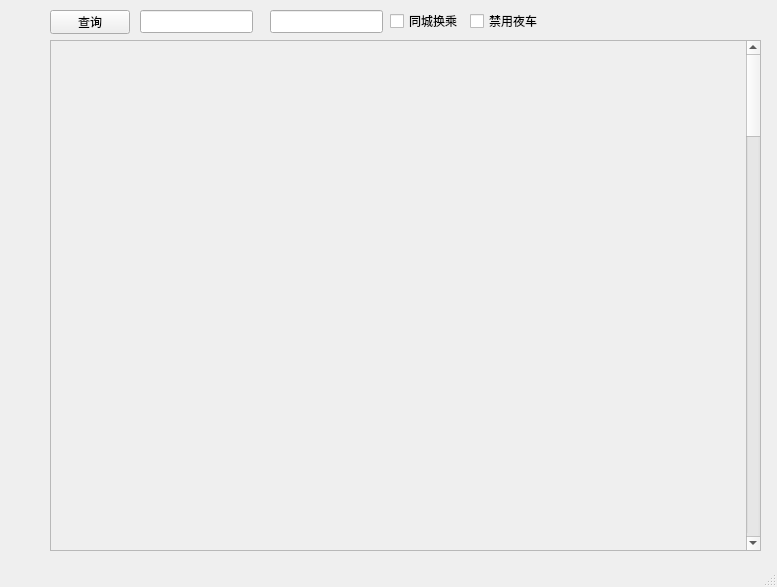
This is mainwindow.ui in QDKStorm/China-Railway-Transfer-Planning as Qt 5 draws it before an edit. The edited form follows.
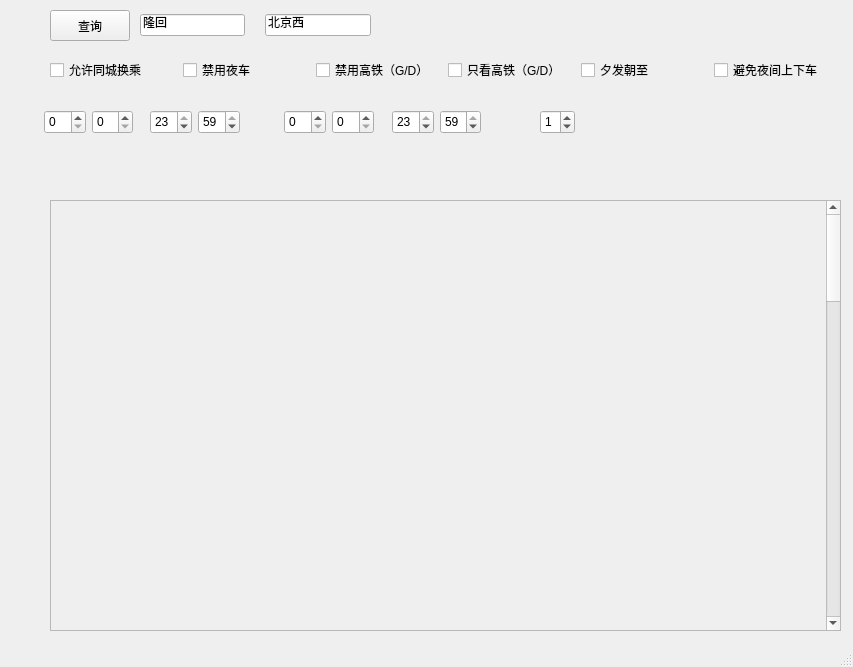
This is the edited form.

Patch:
```diff
--- a/mainwindow.ui
+++ b/mainwindow.ui
@@ -6,8 +6,8 @@
    <rect>
     <x>0</x>
     <y>0</y>
-    <width>777</width>
-    <height>587</height>
+    <width>853</width>
+    <height>667</height>
    </rect>
   </property>
   <property name="cursor">
@@ -26,7 +26,7 @@
       <x>50</x>
       <y>10</y>
       <width>80</width>
-      <height>24</height>
+      <height>31</height>
      </rect>
     </property>
     <property name="text">
@@ -37,9 +37,9 @@
     <property name="geometry">
      <rect>
       <x>50</x>
-      <y>40</y>
-      <width>711</width>
-      <height>511</height>
+      <y>200</y>
+      <width>791</width>
+      <height>431</height>
      </rect>
     </property>
     <property name="maximumSize">
@@ -58,21 +58,21 @@
      <property name="geometry">
       <rect>
        <x>0</x>
-       <y>-1625</y>
+       <y>0</y>
        <width>709</width>
-       <height>3000</height>
+       <height>2000</height>
       </rect>
      </property>
      <property name="minimumSize">
       <size>
        <width>709</width>
-       <height>3000</height>
+       <height>2000</height>
       </size>
      </property>
      <property name="maximumSize">
       <size>
        <width>709</width>
-       <height>3000</height>
+       <height>2000</height>
       </size>
      </property>
      <widget class="QLabel" name="label">
@@ -102,59 +102,255 @@
      </widget>
     </widget>
    </widget>
-   <widget class="QLineEdit" name="st_edit">
+   <widget class="QSpinBox" name="spinBox_transt">
+    <property name="geometry">
+     <rect>
+      <x>540</x>
+      <y>110</y>
+      <width>35</width>
+      <height>24</height>
+     </rect>
+    </property>
+    <property name="minimum">
+     <number>0</number>
+    </property>
+    <property name="maximum">
+     <number>7</number>
+    </property>
+    <property name="value">
+     <number>1</number>
+    </property>
+   </widget>
+   <widget class="QWidget" name="horizontalLayoutWidget">
+    <property name="geometry">
+     <rect>
+      <x>50</x>
+      <y>50</y>
+      <width>791</width>
+      <height>41</height>
+     </rect>
+    </property>
+    <layout class="QHBoxLayout" name="horizontalLayout">
+     <item>
+      <widget class="QCheckBox" name="checkBox_tongcheng">
+       <property name="text">
+        <string>允许同城换乘</string>
+       </property>
+       <property name="tristate">
+        <bool>false</bool>
+       </property>
+      </widget>
+     </item>
+     <item>
+      <widget class="QCheckBox" name="checkBox_yeche">
+       <property name="text">
+        <string>禁用夜车</string>
+       </property>
+       <property name="tristate">
+        <bool>false</bool>
+       </property>
+      </widget>
+     </item>
+     <item>
+      <widget class="QCheckBox" name="checkBox_jingt">
+       <property name="text">
+        <string>禁用高铁（G/D）</string>
+       </property>
+       <property name="tristate">
+        <bool>false</bool>
+       </property>
+      </widget>
+     </item>
+     <item>
+      <widget class="QCheckBox" name="checkBox_onlygt">
+       <property name="text">
+        <string>只看高铁（G/D）</string>
+       </property>
+       <property name="tristate">
+        <bool>false</bool>
+       </property>
+      </widget>
+     </item>
+     <item>
+      <widget class="QCheckBox" name="checkBox_xfzz">
+       <property name="text">
+        <string>夕发朝至</string>
+       </property>
+       <property name="tristate">
+        <bool>false</bool>
+       </property>
+      </widget>
+     </item>
+     <item>
+      <widget class="QCheckBox" name="checkBox_lingchen">
+       <property name="text">
+        <string>避免夜间上下车</string>
+       </property>
+      </widget>
+     </item>
+    </layout>
+   </widget>
+   <widget class="QWidget" name="horizontalLayoutWidget_9">
     <property name="geometry">
      <rect>
       <x>140</x>
       <y>10</y>
-      <width>113</width>
-      <height>23</height>
+      <width>231</width>
+      <height>31</height>
      </rect>
     </property>
+    <layout class="QHBoxLayout" name="horizontalLayout_9">
+     <property name="spacing">
+      <number>20</number>
+     </property>
+     <item>
+      <widget class="QLineEdit" name="st_edit">
+       <property name="text">
+        <string>隆回</string>
+       </property>
+      </widget>
+     </item>
+     <item>
+      <widget class="QLineEdit" name="ed_edit">
+       <property name="text">
+        <string>北京西</string>
+       </property>
+      </widget>
+     </item>
+    </layout>
    </widget>
-   <widget class="QLineEdit" name="ed_edit">
+   <widget class="QSpinBox" name="spinBox_stm1">
     <property name="geometry">
      <rect>
-      <x>270</x>
-      <y>10</y>
-      <width>113</width>
-      <height>23</height>
+      <x>92</x>
+      <y>110</y>
+      <width>41</width>
+      <height>24</height>
      </rect>
     </property>
-    <property name="text">
-     <string/>
+    <property name="sizePolicy">
+     <sizepolicy hsizetype="Minimum" vsizetype="Fixed">
+      <horstretch>0</horstretch>
+      <verstretch>0</verstretch>
+     </sizepolicy>
     </property>
+    <property name="maximum">
+     <number>59</number>
+    </property>
    </widget>
-   <widget class="QCheckBox" name="checkBox_tongcheng">
+   <widget class="QSpinBox" name="spinBox_stt1">
     <property name="geometry">
      <rect>
-      <x>390</x>
-      <y>10</y>
-      <width>81</width>
-      <height>22</height>
+      <x>44</x>
+      <y>110</y>
+      <width>42</width>
+      <height>24</height>
      </rect>
     </property>
-    <property name="text">
-     <string>同城换乘</string>
+    <property name="sizePolicy">
+     <sizepolicy hsizetype="Minimum" vsizetype="Fixed">
+      <horstretch>0</horstretch>
+      <verstretch>0</verstretch>
+     </sizepolicy>
     </property>
-    <property name="tristate">
-     <bool>false</bool>
+    <property name="maximum">
+     <number>23</number>
     </property>
    </widget>
-   <widget class="QCheckBox" name="checkBox_yeche">
+   <widget class="QSpinBox" name="spinBox_stm2">
     <property name="geometry">
      <rect>
-      <x>470</x>
-      <y>10</y>
-      <width>81</width>
-      <height>22</height>
+      <x>198</x>
+      <y>110</y>
+      <width>42</width>
+      <height>24</height>
      </rect>
     </property>
-    <property name="text">
-     <string>禁用夜车</string>
+    <property name="minimum">
+     <number>0</number>
     </property>
-    <property name="tristate">
-     <bool>false</bool>
+    <property name="maximum">
+     <number>59</number>
+    </property>
+    <property name="value">
+     <number>59</number>
+    </property>
+   </widget>
+   <widget class="QSpinBox" name="spinBox_stt2">
+    <property name="geometry">
+     <rect>
+      <x>150</x>
+      <y>110</y>
+      <width>42</width>
+      <height>24</height>
+     </rect>
+    </property>
+    <property name="maximum">
+     <number>23</number>
+    </property>
+    <property name="value">
+     <number>23</number>
+    </property>
+   </widget>
+   <widget class="QSpinBox" name="spinBox_edm1">
+    <property name="geometry">
+     <rect>
+      <x>332</x>
+      <y>110</y>
+      <width>42</width>
+      <height>24</height>
+     </rect>
+    </property>
+    <property name="maximum">
+     <number>59</number>
+    </property>
+   </widget>
+   <widget class="QSpinBox" name="spinBox_edt1">
+    <property name="geometry">
+     <rect>
+      <x>284</x>
+      <y>110</y>
+      <width>42</width>
+      <height>24</height>
+     </rect>
+    </property>
+    <property name="maximum">
+     <number>23</number>
+    </property>
+   </widget>
+   <widget class="QSpinBox" name="spinBox_edt2">
+    <property name="geometry">
+     <rect>
+      <x>392</x>
+      <y>110</y>
+      <width>42</width>
+      <height>24</height>
+     </rect>
+    </property>
+    <property name="maximum">
+     <number>23</number>
+    </property>
+    <property name="value">
+     <number>23</number>
+    </property>
+   </widget>
+   <widget class="QSpinBox" name="spinBox_edm2">
+    <property name="geometry">
+     <rect>
+      <x>440</x>
+      <y>110</y>
+      <width>41</width>
+      <height>24</height>
+     </rect>
+    </property>
+    <property name="minimum">
+     <number>0</number>
+    </property>
+    <property name="maximum">
+     <number>59</number>
+    </property>
+    <property name="value">
+     <number>59</number>
     </property>
    </widget>
   </widget>
```
Left out of the diff: 8 changed lines with no effect on the pictures.
